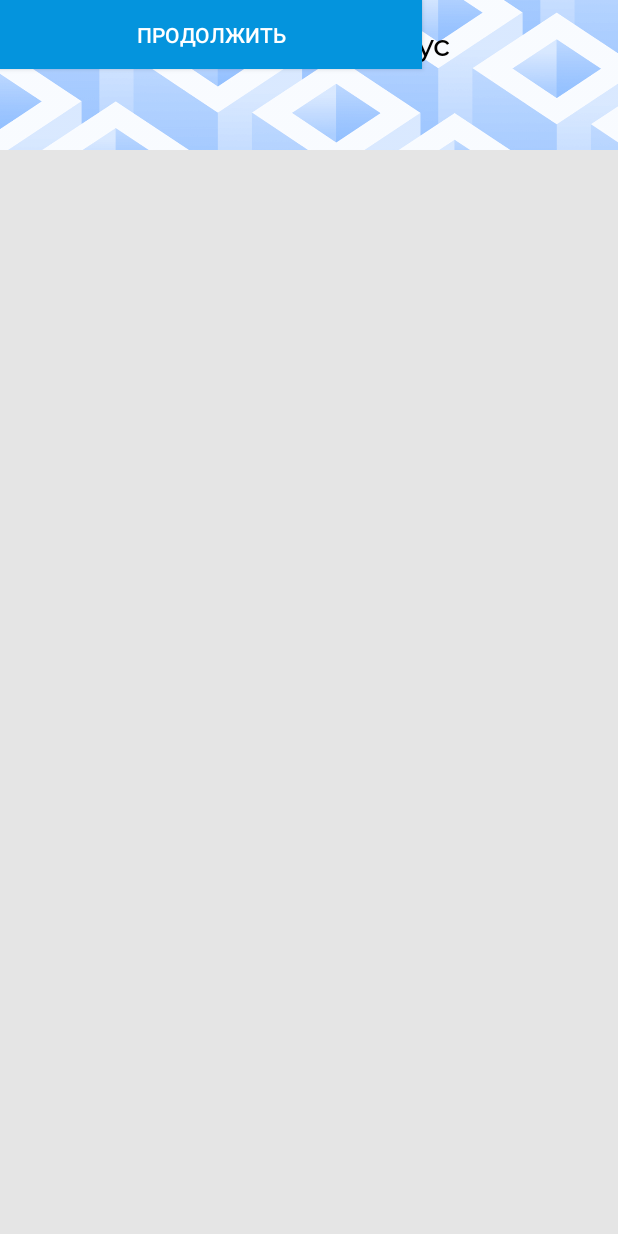
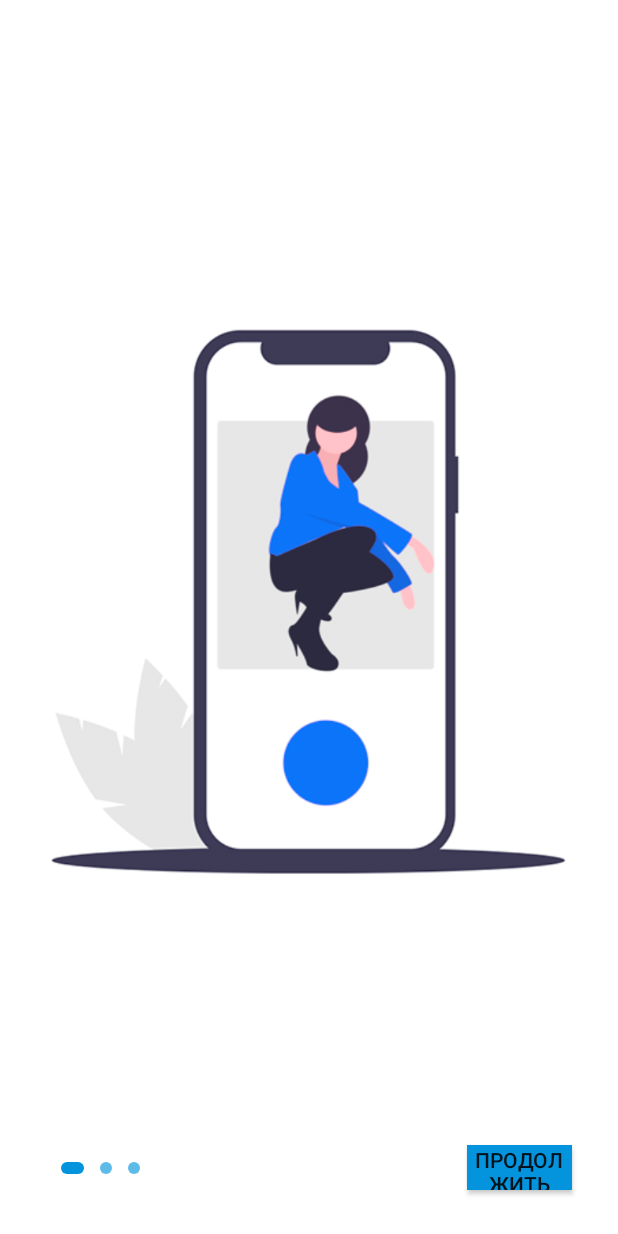
Before and after one commit to RealPepper/mobile_sheduleChenk, an Android app: the screen it shows after launch (EnterActivity before the commit, GuideActivity after it), on a phone screen of 412 x 824 dp. Run offline under Robolectric (Android 15) with nearby library versions, the phone set to English and light mode, and no system bars.

Commit message:
Добавлен экран с гайдом

```diff
--- a/app/src/main/AndroidManifest.xml
+++ b/app/src/main/AndroidManifest.xml
@@ -29,6 +29,8 @@
 
         <activity android:name=".User"/>
 
+        <activity android:name=".GuideActivity"/>
+
 
 
     </application>
--- a/app/src/main/java/com/example/schedulechenk/EnterActivity.java
+++ b/app/src/main/java/com/example/schedulechenk/EnterActivity.java
@@ -29,7 +29,7 @@ public class EnterActivity extends AppCompatActivity implements View.OnClickList
 
         questionButton = findViewById(R.id.authBtn);
 
-        authButton.setOnClickListener(this);
+//        authButton.setOnClickListener(this);
         questionButton.setOnClickListener(this);
 
         //проверка на первый вход в приложение
@@ -41,10 +41,10 @@ public class EnterActivity extends AppCompatActivity implements View.OnClickList
     public void onClick(View v) {
         switch (v.getId())
         {
-            case R.id.authBtn:
+            /*case R.id.authBtn:
                     Intent intent = new Intent(EnterActivity.this, Daily.class);
                     startActivity(intent);
-                break;
+                break;*/
         }
     }
 
--- /dev/null
+++ b/app/src/main/java/com/example/schedulechenk/GuideActivity.java
@@ -0,0 +1,120 @@
+package com.example.schedulechenk;
+
+import android.content.Intent;
+import android.os.Bundle;
+import android.view.View;
+import android.view.ViewGroup;
+import android.widget.Button;
+import android.widget.ImageView;
+import android.widget.LinearLayout;
+
+import androidx.appcompat.app.AppCompatActivity;
+import androidx.core.content.ContextCompat;
+import androidx.viewpager2.widget.ViewPager2;
+
+import java.util.ArrayList;
+import java.util.List;
+
+public class GuideActivity extends AppCompatActivity {
+
+
+    private GuideAdapter guideAdapter;
+    private LinearLayout layoutGuideIndicators;
+    private Button buttonGuideAction;
+
+    @Override
+    protected void onCreate(Bundle savedInstanceState){
+        super.onCreate(savedInstanceState);
+        setContentView((R.layout.activity_guide));
+
+        layoutGuideIndicators = findViewById(R.id.layoutGuideIndicators);
+        buttonGuideAction = findViewById(R.id.guideActionButton);
+        setupGuideItems();
+
+        final ViewPager2 guideViewPager = findViewById(R.id.guideViewPager);
+        guideViewPager.setAdapter(guideAdapter);
+
+
+        setupGuideIndicators();
+        setCurrentGuideIndicators(0);
+
+        guideViewPager.registerOnPageChangeCallback(new ViewPager2.OnPageChangeCallback() {
+            @Override
+            public void onPageSelected(int position) {
+                super.onPageSelected(position);
+                setCurrentGuideIndicators(position);
+            }
+        });
+
+
+        buttonGuideAction.setOnClickListener(new View.OnClickListener() {
+            @Override
+            public void onClick(View v) {
+                if(guideViewPager.getCurrentItem() +1 < guideAdapter.getItemCount()){
+                    guideViewPager.setCurrentItem(guideViewPager.getCurrentItem() + 1);
+                }else{
+                    startActivity(new Intent(getApplicationContext(), EnterActivity.class));
+                    finish();
+                }
+            }
+        });
+    }
+
+
+    private void  setupGuideItems(){
+        List<GuideItem> guideItems = new ArrayList<>();
+
+        GuideItem itemHowStart = new GuideItem();
+        itemHowStart.setImage(R.drawable.frst_guide_image);
+
+        GuideItem itemHowUse = new GuideItem();
+        itemHowStart.setImage(R.drawable.second_guide_image);
+
+        GuideItem itemHowSetting = new GuideItem();
+        itemHowStart.setImage(R.drawable.thrd_guide_image);
+
+        guideItems.add(itemHowStart);
+        guideItems.add(itemHowUse);
+        guideItems.add(itemHowSetting);
+
+        guideAdapter = new GuideAdapter(guideItems);
+    }
+
+    private  void setupGuideIndicators(){
+        ImageView[] indicators = new ImageView[guideAdapter.getItemCount()];
+        LinearLayout.LayoutParams layoutParams = new LinearLayout.LayoutParams(
+                ViewGroup.LayoutParams.WRAP_CONTENT,ViewGroup.LayoutParams.WRAP_CONTENT
+        );
+        layoutParams.setMargins(8,0,8,0);
+        for(int i = 0; i< indicators.length;i++){
+            indicators[i] = new ImageView((getApplicationContext()));
+            indicators[i].setImageDrawable(ContextCompat.getDrawable(
+                    getApplicationContext(),
+                    R.drawable.guide_indicator_inactive
+            ));
+            indicators[i].setLayoutParams(layoutParams);
+            layoutGuideIndicators.addView(indicators[i]);
+        }
+    }
+
+    private  void  setCurrentGuideIndicators(int index){
+        int childCount = layoutGuideIndicators.getChildCount();
+        for(int i = 0; i < childCount;i++){
+            ImageView imageView = (ImageView) layoutGuideIndicators.getChildAt(i);
+            if(i == index){
+                imageView.setImageDrawable(
+                        ContextCompat.getDrawable(getApplicationContext(),R.drawable.guide_indicator_active)
+                );
+            } else {
+                imageView.setImageDrawable(
+                        ContextCompat.getDrawable(getApplicationContext(),R.drawable.guide_indicator_inactive)
+                );
+            }
+        }
+        if(index == guideAdapter.getItemCount() - 1){
+            buttonGuideAction.setText("Начать");
+        } else {
+            buttonGuideAction.setText("Продолжить");
+        }
+    }
+}
--- /dev/null
+++ b/app/src/main/java/com/example/schedulechenk/GuideAdapter.java
@@ -0,0 +1,59 @@
+package com.example.schedulechenk;
+
+import android.media.Image;
+import android.view.LayoutInflater;
+import android.view.View;
+import android.view.ViewGroup;
+import android.widget.ImageView;
+
+import androidx.annotation.NonNull;
+import androidx.recyclerview.widget.RecyclerView;
+
+import java.util.List;
+
+public class GuideAdapter extends RecyclerView.Adapter<GuideAdapter.GuideViewHolder>{
+
+    private List<GuideItem> guideItems;
+
+    public GuideAdapter(List<GuideItem> guideItems) {
+        this.guideItems = guideItems;
+    }
+
+    @NonNull
+    @Override
+    public GuideViewHolder onCreateViewHolder(@NonNull ViewGroup parent, int viewType) {
+        return new GuideViewHolder(
+                LayoutInflater.from(parent.getContext()).inflate(
+                        R.layout.item_container_guide,parent,false
+                )
+        );
+    }
+
+    @Override
+    public void onBindViewHolder(@NonNull GuideViewHolder holder, int position) {
+        holder.setGuideData((guideItems.get(position)));
+    }
+
+    @Override
+    public int getItemCount() {
+        return guideItems.size();
+    }
+
+
+
+    class GuideViewHolder extends RecyclerView.ViewHolder {
+
+        private ImageView imageGuide;
+
+        GuideViewHolder(@NonNull View itemView) {
+            super(itemView);
+            imageGuide = itemView.findViewById(R.id.imageGuide);
+        }
+
+        void  setGuideData(GuideItem guideItem){
+            imageGuide.setImageResource(guideItem.getImage());
+        }
+
+
+    }
+}
--- /dev/null
+++ b/app/src/main/java/com/example/schedulechenk/GuideItem.java
@@ -0,0 +1,15 @@
+package com.example.schedulechenk;
+
+import android.media.Image;
+
+public class GuideItem {
+    private int image;
+
+    public int getImage() {
+        return image;
+    }
+
+    public void setImage(int image) {
+        this.image = image;
+    }
+}
--- a/app/src/main/java/com/example/schedulechenk/SplashActivity.java
+++ b/app/src/main/java/com/example/schedulechenk/SplashActivity.java
@@ -7,13 +7,13 @@ import android.os.Bundle;
 
 public class SplashActivity extends AppCompatActivity {
 
-    CheckAuthorization checkAuthorization;
+    //CheckAuthorization checkAuthorization;
 
     @Override
     protected void onCreate(Bundle savedInstanceState) {
         super.onCreate(savedInstanceState);
 
-        checkAuthorization = new CheckAuthorization();
+       /* checkAuthorization = new CheckAuthorization();
 
         if(!checkAuthorization.checkingUserAuthorization(SplashActivity.this))
         {
@@ -23,8 +23,9 @@ public class SplashActivity extends AppCompatActivity {
         else {
             Intent openActivity = new Intent(this,Daily.class);
             startActivity(openActivity);
-        }
-
+        }*/
+        Intent intent = new Intent(this, GuideActivity.class);
+        startActivity(intent);
         finish();
     }
 
--- a/app/src/main/java/com/example/schedulechenk/Weekly.java
+++ b/app/src/main/java/com/example/schedulechenk/Weekly.java
@@ -53,7 +53,7 @@ public class Weekly extends AppCompatActivity {
         sheduleViewPager2.setAdapter(weeklySheduleAdapter);
     }
     void setupWeeklySheduleItems(){
-        List<WeeklyCheduleItem> weeklyCheduleItems = new ArrayList<>();
+       /* List<WeeklyCheduleItem> weeklyCheduleItems = new ArrayList<>();
 
         WeeklyCheduleItem monday = new WeeklyCheduleItem();
         monday.setDayOfWeek("Monday");
@@ -86,6 +86,6 @@ public class Weekly extends AppCompatActivity {
         weeklyCheduleItems.add(friday);
         weeklyCheduleItems.add(saturday);
 
-        weeklySheduleAdapter = new WeeklySheduleAdapter(weeklyCheduleItems);
+        weeklySheduleAdapter = new WeeklySheduleAdapter(weeklyCheduleItems);*/
     }
 }
--- /dev/null
+++ b/app/src/main/res/drawable/guide_indicator_active.xml
@@ -0,0 +1,9 @@
+<?xml version="1.0" encoding="utf-8"?>
+<shape xmlns:android="http://schemas.android.com/apk/res/android"
+    android:shape="rectangle">
+    <size
+        android:width="15dp"
+        android:height="8dp"/>
+    <corners android:radius="25dp"/>
+    <solid android:color="@color/colorPrimary"/>
+</shape>
--- /dev/null
+++ b/app/src/main/res/drawable/guide_indicator_inactive.xml
@@ -0,0 +1,9 @@
+<?xml version="1.0" encoding="utf-8"?>
+<shape xmlns:android="http://schemas.android.com/apk/res/android"
+    android:shape="oval">
+    <solid android:color="@color/colorSecondary"/>
+    <size
+        android:width="8dp"
+        android:height="8dp"/>
+
+</shape>
--- a/app/src/main/res/layout/activity_enter.xml
+++ b/app/src/main/res/layout/activity_enter.xml
@@ -34,7 +34,7 @@
         android:layout_height="wrap_content"
         android:layout_marginTop="16dp"
         android:fontFamily="@font/montserrat_medium"
-        android:text="Выберите учебный корпус"
+        android:text="Выберите учебный комплекс"
         android:textColor="@color/colorPrimaryText"
         android:textSize="20sp"
         app:layout_constraintEnd_toEndOf="parent"
--- /dev/null
+++ b/app/src/main/res/layout/activity_guide.xml
@@ -0,0 +1,41 @@
+<?xml version="1.0" encoding="utf-8"?>
+<androidx.constraintlayout.widget.ConstraintLayout xmlns:android="http://schemas.android.com/apk/res/android"
+    xmlns:app="http://schemas.android.com/apk/res-auto"
+    xmlns:tools="http://schemas.android.com/tools"
+    android:layout_width="match_parent"
+    android:layout_height="match_parent"
+    android:background="#FFFFFF">
+
+
+    <Button
+        android:id="@+id/guideActionButton"
+        android:layout_width="70dp"
+        android:layout_height="30dp"
+        android:background="@color/colorPrimary"
+        app:layout_constraintBottom_toBottomOf="parent"
+        app:layout_constraintEnd_toEndOf="parent"
+        app:layout_constraintHorizontal_bias="0.91"
+        app:layout_constraintStart_toStartOf="parent"
+        app:layout_constraintTop_toTopOf="parent"
+        app:layout_constraintVertical_bias="0.961" />
+
+    <androidx.viewpager2.widget.ViewPager2
+        android:id="@+id/guideViewPager"
+        android:layout_width="match_parent"
+        android:layout_height="match_parent"
+        android:background="#FFFFFF" />
+
+    <LinearLayout
+        android:id="@+id/layoutGuideIndicators"
+        android:layout_width="0dp"
+        android:layout_height="wrap_content"
+        android:layout_marginStart="20dp"
+        android:layout_marginEnd="20dp"
+        android:orientation="horizontal"
+        android:padding="15dp"
+        app:layout_constraintBottom_toBottomOf="@id/guideActionButton"
+        app:layout_constraintEnd_toStartOf="@id/guideActionButton"
+        app:layout_constraintStart_toStartOf="parent"
+        app:layout_constraintTop_toTopOf="@id/guideActionButton" />
+
+</androidx.constraintlayout.widget.ConstraintLayout>
--- /dev/null
+++ b/app/src/main/res/layout/item_container_guide.xml
@@ -0,0 +1,17 @@
+<?xml version="1.0" encoding="utf-8"?>
+<LinearLayout xmlns:android="http://schemas.android.com/apk/res/android"
+    android:orientation="vertical"
+    android:layout_width="match_parent"
+    android:layout_height="match_parent"
+    android:layout_marginStart="30dp"
+    android:layout_marginEnd="30dp"
+    android:layout_marginBottom="50dp"
+    android:gravity="center">
+
+    <ImageView
+        android:id="@+id/imageGuide"
+        android:layout_width="match_parent"
+        android:layout_height="match_parent"
+        android:adjustViewBounds="true"/>
+
+</LinearLayout>
```
Also changed, not shown: app/src/main/res/drawable/frst_guide_image.png (added), app/src/main/res/drawable/second_guide_image.png (added), app/src/main/res/drawable/thrd_guide_image.png (added).
